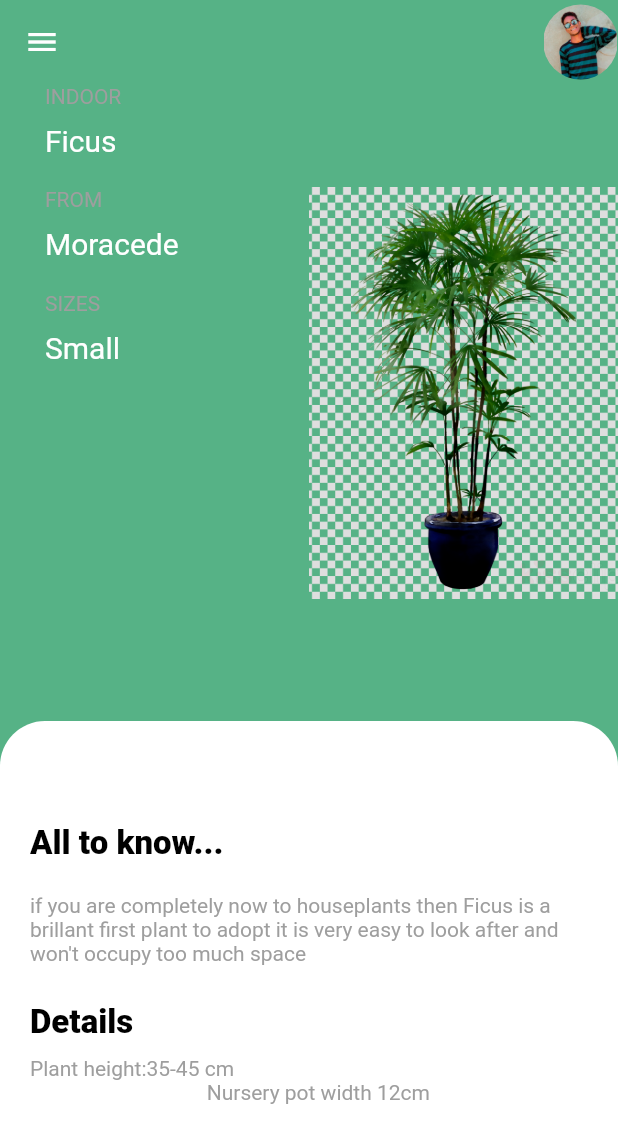
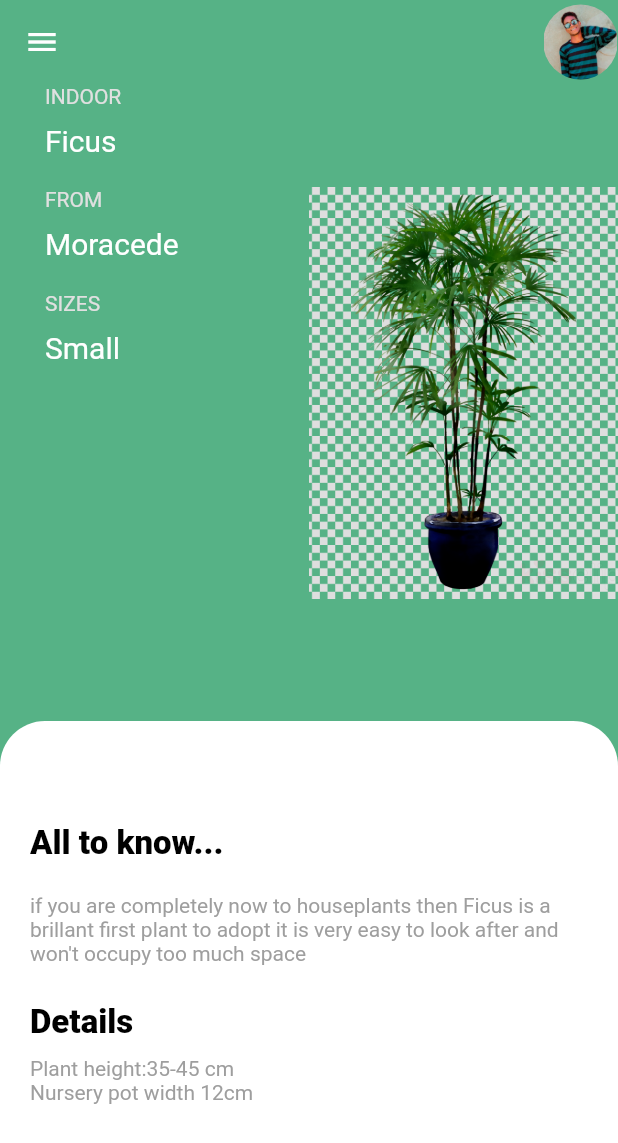
Before and after one commit to 3li-3bdullah/Ficus, a Flutter app: the screen it shows after launch, on a phone screen of 412 x 824 dp. Shown: the top 1143 px of the screen. Run offline on Flutter 3.47's test engine with Material 2 defaults, Android fonts, the phone set to English and light mode, and no system bars.

Commit message:
Added const color and used it

```diff
--- a/plant_app/lib/screen/home.dart
+++ b/plant_app/lib/screen/home.dart
@@ -11,6 +11,7 @@ class Home extends StatefulWidget {
 class _HomeState extends State<Home> {
   @override
   Widget build(BuildContext context) {
+    final Color primary = Colors.grey.shade300;
     double width = MediaQuery.of(context).size.width;
     return Scaffold(
         appBar: AppBar(
@@ -41,22 +42,22 @@ class _HomeState extends State<Home> {
                 padding: const EdgeInsets.only(left: 30),
                 child: Column(
                     crossAxisAlignment: CrossAxisAlignment.start,
-                    children: const [
-                      Text("INDOOR", style: TextStyle(color: Colors.grey)),
-                      SizedBox(height: 10),
-                      Text("Ficus",
+                    children: [
+                      Text("INDOOR", style: TextStyle(color: primary)),
+                      const SizedBox(height: 10),
+                      const Text("Ficus",
                           style: TextStyle(color: Colors.white, fontSize: 20)),
-                      SizedBox(height: 20),
-                      Text("FROM", style: TextStyle(color: Colors.grey)),
-                      SizedBox(height: 10),
-                      Text("Moracede",
+                      const SizedBox(height: 20),
+                      Text("FROM", style: TextStyle(color: primary)),
+                      const SizedBox(height: 10),
+                      const Text("Moracede",
                           style: TextStyle(color: Colors.white, fontSize: 20)),
-                      SizedBox(height: 20),
-                      Text("SIZES", style: TextStyle(color: Colors.grey)),
-                      SizedBox(height: 10),
-                      Text("Small",
+                      const SizedBox(height: 20),
+                      Text("SIZES", style: TextStyle(color: primary)),
+                      const SizedBox(height: 10),
+                      const Text("Small",
                           style: TextStyle(color: Colors.white, fontSize: 20)),
-                      SizedBox(height: 20),
+                      const SizedBox(height: 20),
                     ])),
             Positioned(
               bottom: 0,
@@ -85,9 +86,8 @@ class _HomeState extends State<Home> {
                             TextSpan(
                                 text:
                                     "if you are completely now to houseplants then Ficus is a brillant first plant to adopt it is very easy to look after and won't occupy too much space",
-                                style:
-                                    TextStyle(color: Colors.grey, fontSize: 14)),
-
+                                style: TextStyle(
+                                    color: Colors.grey, fontSize: 14)),
                           ])),
                           const SizedBox(height: 25),
                           const Text("Details",
@@ -95,11 +95,13 @@ class _HomeState extends State<Home> {
                                   color: Colors.black,
                                   fontSize: 22,
                                   fontWeight: FontWeight.w800)),
-                                  const SizedBox(height: 10),
-                                 const Text('''Plant height:35-45 cm
-                                  Nursery pot width 12cm''' , style:TextStyle(fontSize:14, color:Colors.grey))
-
-
+                          const SizedBox(height: 10),
+                          const Text("Plant height:35-45 cm",
+                              style:
+                                  TextStyle(fontSize: 14, color: Colors.grey)),
+                          const Text("Nursery pot width 12cm",
+                              style:
+                                  TextStyle(fontSize: 14, color: Colors.grey))
                         ]),
                   )),
             ),
```
